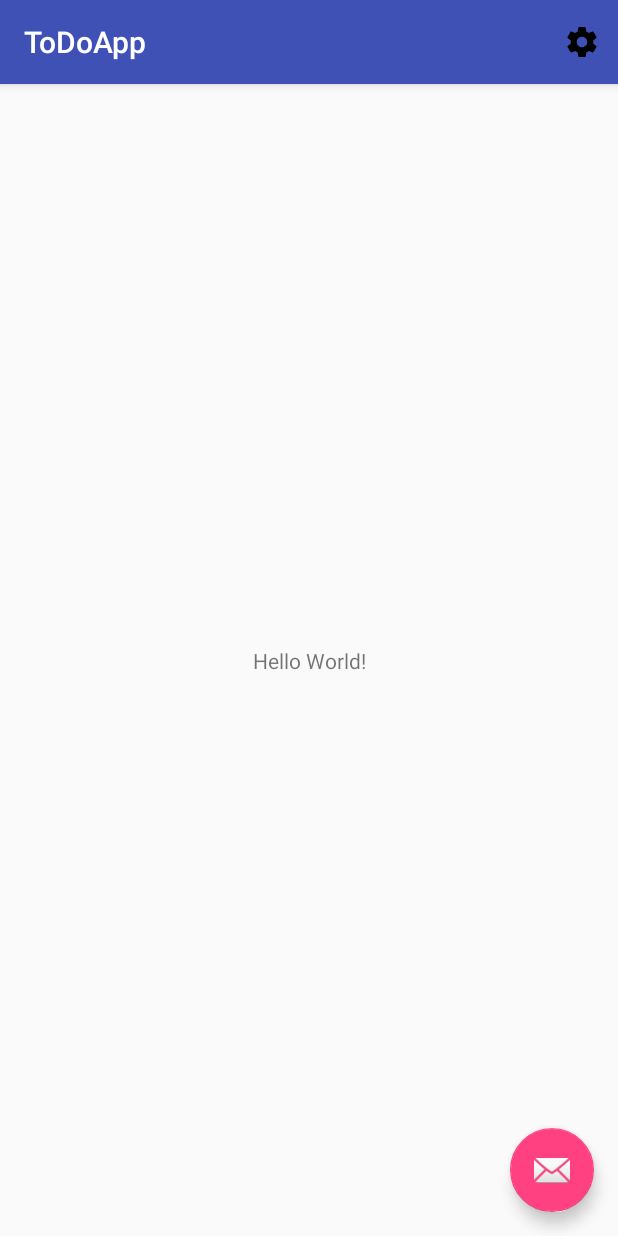
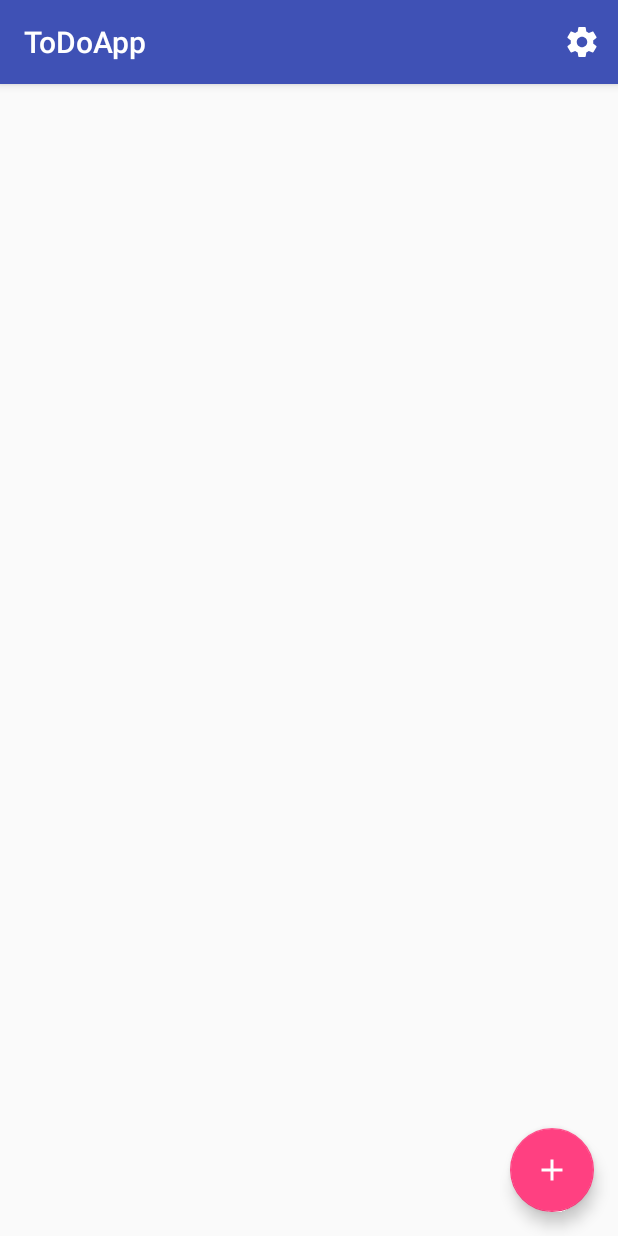
Before and after one commit to rarewin/todoapp-study, an Android app: the screen it shows after launch (MainActivity), on a phone screen of 412 x 824 dp. Run offline under Robolectric (Android 15) with nearby library versions, the light colour scheme and no system bars.

Commit message:
メニューまわりを整理

```diff
--- a/todoapp.android/app/src/main/AndroidManifest.xml
+++ b/todoapp.android/app/src/main/AndroidManifest.xml
@@ -8,7 +8,8 @@
         android:label="@string/app_name"
         android:roundIcon="@mipmap/ic_launcher_round"
         android:supportsRtl="true"
-        android:theme="@style/AppTheme">
+        android:theme="@style/AppTheme"
+        android:name=".MyApplication">
         <activity
             android:name=".MainActivity"
             android:label="@string/app_name"
--- a/todoapp.android/app/src/main/java/org/tirasweel/todoapp/EditActivityFragment.kt
+++ b/todoapp.android/app/src/main/java/org/tirasweel/todoapp/EditActivityFragment.kt
@@ -15,4 +15,5 @@ class EditActivityFragment : Fragment() {
                               savedInstanceState: Bundle?): View? {
         return inflater.inflate(R.layout.fragment_edit, container, false)
     }
+
 }
--- a/todoapp.android/app/src/main/java/org/tirasweel/todoapp/Helpers.kt
+++ b/todoapp.android/app/src/main/java/org/tirasweel/todoapp/Helpers.kt
@@ -1,8 +1,18 @@
 package org.tirasweel.todoapp
 
 import android.content.Context
+import android.graphics.PorterDuff
+import android.support.v4.content.ContextCompat
+import android.view.MenuItem
 import android.widget.Toast
 
 fun makeToast(context: Context, message: String) {
     Toast.makeText(context, message, Toast.LENGTH_SHORT).show()
 }
+
+fun tintMenuIcon(menuItem: MenuItem) {
+    val icon = menuItem.icon
+    icon.mutate()
+    icon.setColorFilter(ContextCompat.getColor(MyApplication.mAppContext, R.color.colorMenuIcon),
+            PorterDuff.Mode.SRC_IN)
+}
--- a/todoapp.android/app/src/main/java/org/tirasweel/todoapp/MainActivity.kt
+++ b/todoapp.android/app/src/main/java/org/tirasweel/todoapp/MainActivity.kt
@@ -25,8 +25,10 @@ class MainActivity : AppCompatActivity() {
     }
 
     override fun onCreateOptionsMenu(menu: Menu): Boolean {
-        // Inflate the menu; this adds items to the action bar if it is present.
+
         menuInflater.inflate(R.menu.menu_main, menu)
+        tintMenuIcon(menu.findItem(R.id.menu_main_setting))
+
         return true
     }
 
@@ -35,7 +37,7 @@ class MainActivity : AppCompatActivity() {
         // automatically handle clicks on the Home/Up button, so long
         // as you specify a parent activity in AndroidManifest.xml.
         return when (item.itemId) {
-            R.id.action_settings -> {
+            R.id.menu_main_setting -> {
                 val intent = Intent(this, SettingActivity::class.java)
                 startActivity(intent)
                 true
--- /dev/null
+++ b/todoapp.android/app/src/main/java/org/tirasweel/todoapp/MyApplication.kt
@@ -0,0 +1,17 @@
+package org.tirasweel.todoapp
+
+import android.app.Application
+import android.content.Context
+
+class MyApplication: Application() {
+
+    override fun onCreate() {
+        mAppContext = this
+        super.onCreate()
+    }
+
+    companion object {
+        lateinit var mAppContext: Context
+    }
+
+}
--- a/todoapp.android/app/src/main/java/org/tirasweel/todoapp/TodoAppSetting.kt
+++ b/todoapp.android/app/src/main/java/org/tirasweel/todoapp/TodoAppSetting.kt
@@ -1,6 +1,8 @@
 package org.tirasweel.todoapp
 
 import android.content.Context
+import android.text.Editable
+import android.text.TextWatcher
 import android.webkit.URLUtil
 
 class TodoAppSetting(context: Context) {
--- /dev/null
+++ b/todoapp.android/app/src/main/res/drawable/ic_add_black_24dp.xml
@@ -0,0 +1,9 @@
+<vector xmlns:android="http://schemas.android.com/apk/res/android"
+        android:width="24dp"
+        android:height="24dp"
+        android:viewportWidth="24.0"
+        android:viewportHeight="24.0">
+    <path
+        android:fillColor="#FF000000"
+        android:pathData="M19,13h-6v6h-2v-6H5v-2h6V5h2v6h6v2z"/>
+</vector>
--- a/todoapp.android/app/src/main/res/layout/activity_main.xml
+++ b/todoapp.android/app/src/main/res/layout/activity_main.xml
@@ -28,6 +28,7 @@
         android:layout_height="wrap_content"
         android:layout_gravity="bottom|end"
         android:layout_margin="@dimen/fab_margin"
-        app:srcCompat="@android:drawable/ic_dialog_email" />
+        android:tint="@android:color/white"
+        app:srcCompat="@drawable/ic_add_black_24dp" />
 
 </android.support.design.widget.CoordinatorLayout>
--- a/todoapp.android/app/src/main/res/layout/fragment_main.xml
+++ b/todoapp.android/app/src/main/res/layout/fragment_main.xml
@@ -7,13 +7,4 @@
     tools:context=".MainActivityFragment"
     tools:showIn="@layout/activity_main">
 
-    <TextView
-        android:layout_width="wrap_content"
-        android:layout_height="wrap_content"
-        android:text="Hello World!"
-        app:layout_constraintBottom_toBottomOf="parent"
-        app:layout_constraintLeft_toLeftOf="parent"
-        app:layout_constraintRight_toRightOf="parent"
-        app:layout_constraintTop_toTopOf="parent" />
-
 </android.support.constraint.ConstraintLayout>
--- a/todoapp.android/app/src/main/res/menu/menu_detail.xml
+++ b/todoapp.android/app/src/main/res/menu/menu_detail.xml
@@ -3,9 +3,9 @@
     xmlns:tools="http://schemas.android.com/tools"
     tools:context="org.tirasweel.todoapp.DetailActivity">
     <item
-        android:id="@+id/menuEditItem"
+        android:id="@+id/menu_detail_edit"
         android:icon="@drawable/ic_edit_black_24dp"
         android:orderInCategory="101"
-        android:title="Item"
+        android:title="@string/menu_edit"
         app:showAsAction="always" />
 </menu>
--- a/todoapp.android/app/src/main/res/menu/menu_main.xml
+++ b/todoapp.android/app/src/main/res/menu/menu_main.xml
@@ -3,9 +3,9 @@
     xmlns:tools="http://schemas.android.com/tools"
     tools:context="org.tirasweel.todoapp.MainActivity">
     <item
-        android:id="@+id/action_settings"
+        android:id="@+id/menu_main_setting"
         android:icon="@drawable/ic_settings_black_24dp"
         android:orderInCategory="100"
         android:title="@string/action_settings"
-        app:showAsAction="never|always" />
+        app:showAsAction="always" />
 </menu>
--- a/todoapp.android/app/src/main/res/menu/menu_setting.xml
+++ b/todoapp.android/app/src/main/res/menu/menu_setting.xml
@@ -3,13 +3,13 @@
     xmlns:tools="http://schemas.android.com/tools"
     tools:context="org.tirasweel.todoapp.SettingActivity">
     <item
-        android:id="@+id/menu_done"
+        android:id="@+id/menu_setting_done"
         android:icon="@drawable/ic_done_black_24dp"
         android:orderInCategory="101"
         android:title="@string/menu_done"
         app:showAsAction="always" />
     <item
-        android:id="@+id/menu_cancel"
+        android:id="@+id/menu_setting_cancel"
         android:icon="@drawable/ic_cancel_black_24dp"
         android:orderInCategory="102"
         android:title="Cancel"
--- a/todoapp.android/app/src/main/res/values/colors.xml
+++ b/todoapp.android/app/src/main/res/values/colors.xml
@@ -3,4 +3,5 @@
     <color name="colorPrimary">#3F51B5</color>
     <color name="colorPrimaryDark">#303F9F</color>
     <color name="colorAccent">#FF4081</color>
+    <color name="colorMenuIcon">#ffffff</color>
 </resources>
```
Also changed, not shown: todoapp.android/app/src/main/java/org/tirasweel/todoapp/DetailActivity.kt (+7 -0 lines), todoapp.android/app/src/main/java/org/tirasweel/todoapp/EditActivity.kt (+7 -0 lines), todoapp.android/app/src/main/java/org/tirasweel/todoapp/SettingActivity.kt (+7 -7 lines), todoapp.android/app/src/main/java/org/tirasweel/todoapp/SettingActivityFragment.kt (+17 -1 lines), todoapp.android/app/src/main/res/menu/menu_edit.xml (+11 -4 lines).
